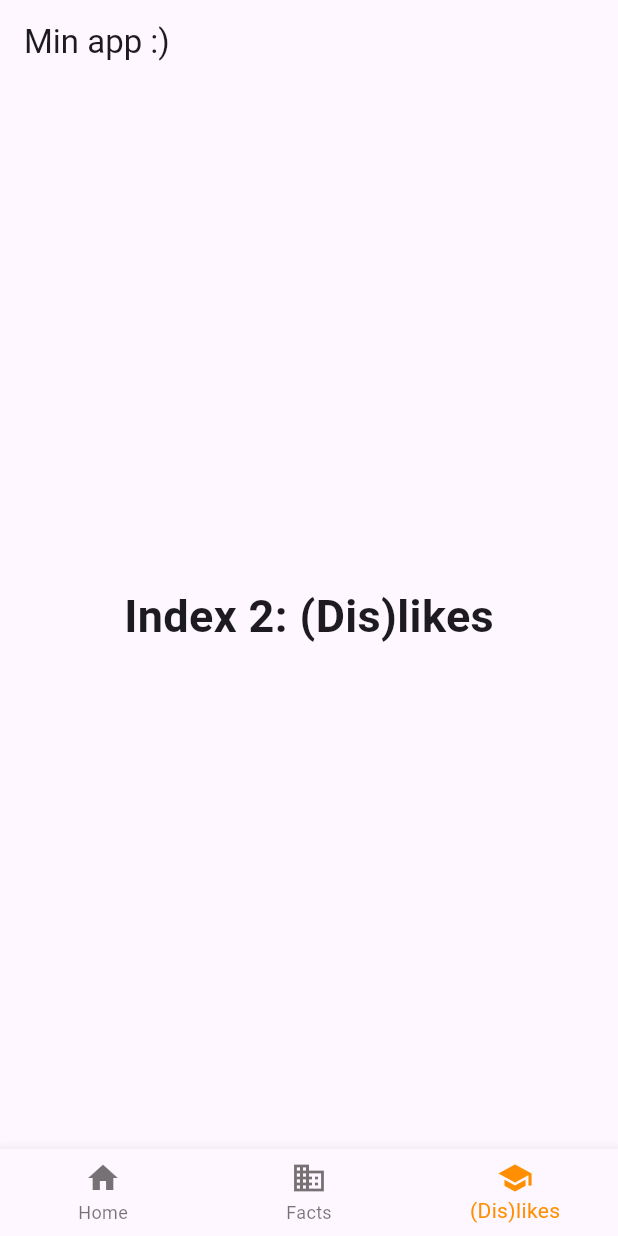
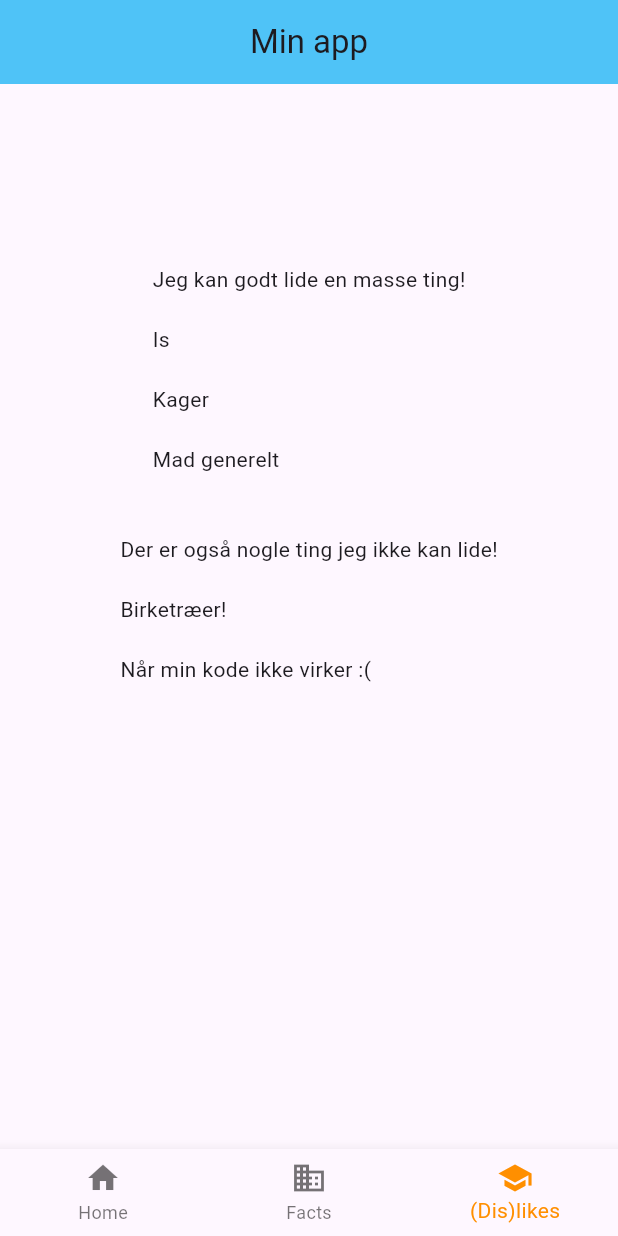
Before and after one commit to Lottithedeveloper/coding_pirates_flutter_demo, a Flutter app: the screen it shows after launch, item 3 of the bottom bar chosen, on a phone screen of 412 x 824 dp. Run offline on Flutter 3.47's test engine with Material 3 defaults, Android fonts, the phone set to English and light mode, and no system bars.

Commit message:
Basic app
Update the view-widgets of the app!

```diff
--- a/c_p_demo/lib/min_app/min_app.dart
+++ b/c_p_demo/lib/min_app/min_app.dart
@@ -1,4 +1,7 @@
 import 'package:flutter/material.dart';
+import '../widgets/home_widget.dart';
+import '../widgets/facts_widget.dart';
+import '../widgets/likes_widget.dart';
 
 void main() => runApp(const MinApp());
 
@@ -27,18 +30,9 @@ class _BottomNavigationBarExampleState
   static const TextStyle optionStyle =
   TextStyle(fontSize: 30, fontWeight: FontWeight.bold);
   static const List<Widget> _widgetOptions = <Widget>[
-    Text(
-      'Index 0: Home',
-      style: optionStyle,
-    ),
-    Text(
-      'Index 1: Facts',
-      style: optionStyle,
-    ),
-    Text(
-      'Index 2: (Dis)likes',
-      style: optionStyle,
-    ),
+    HomeWidget(),
+    FactsWidget(),
+    LikesWidget(),
   ];
 
   void _onItemTapped(int index) {
@@ -51,7 +45,9 @@ class _BottomNavigationBarExampleState
   Widget build(BuildContext context) {
     return Scaffold(
       appBar: AppBar(
-        title: const Text('Min app :)'),
+        centerTitle: true,
+        title: const Text('Min app'),
+        backgroundColor:Colors.lightBlue[300],
       ),
       body: Center(
         child: _widgetOptions.elementAt(_selectedIndex),
--- /dev/null
+++ b/c_p_demo/lib/widgets/likes_widget.dart
@@ -0,0 +1,39 @@
+import 'package:flutter/material.dart';
+
+class LikesWidget extends StatelessWidget {
+  const LikesWidget({super.key});
+
+  @override
+  Widget build(BuildContext context) {
+    return const Scaffold(
+        body: Center(
+            child: Column(
+              children: <Widget>[
+                SizedBox(
+                  height: 100,
+                ),
+                Text.rich(
+                  TextSpan(
+                    text: '\nJeg kan godt lide en masse ting!\n', // default text style
+                    children: <TextSpan>[
+                      TextSpan(text: '\nIs\n'),
+                      TextSpan(text: '\nKager\n'),
+                      TextSpan(text: '\nMad generelt\n'),
+                    ],
+                  ),
+                ),
+            Text.rich(
+              TextSpan(
+                text: '\nDer er også nogle ting jeg ikke kan lide!\n', // default text style
+                children: <TextSpan>[
+                  TextSpan(text: '\nBirketræer!\n'),
+                  TextSpan(text: '\nNår min kode ikke virker :(\n'),
+                ],
+              ),
+            ),
+              ]
+            )
+        )
+    );
+  }
+}
```
Also changed, not shown: c_p_demo/lib/widgets/facts_widget.dart (added, +30 -0 lines), c_p_demo/lib/widgets/home_widget.dart (+36 -0 lines), c_p_demo/assets/coding_pirate.png (added).
